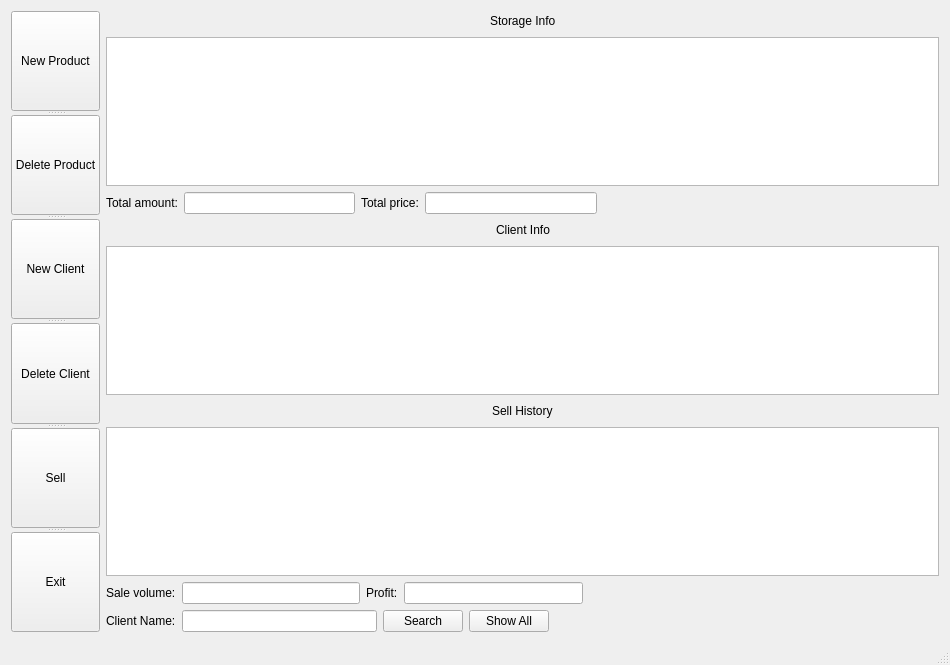
eveningwyn/SQL-Server-DataBase, file warehousemanager.ui: the form before one commit.
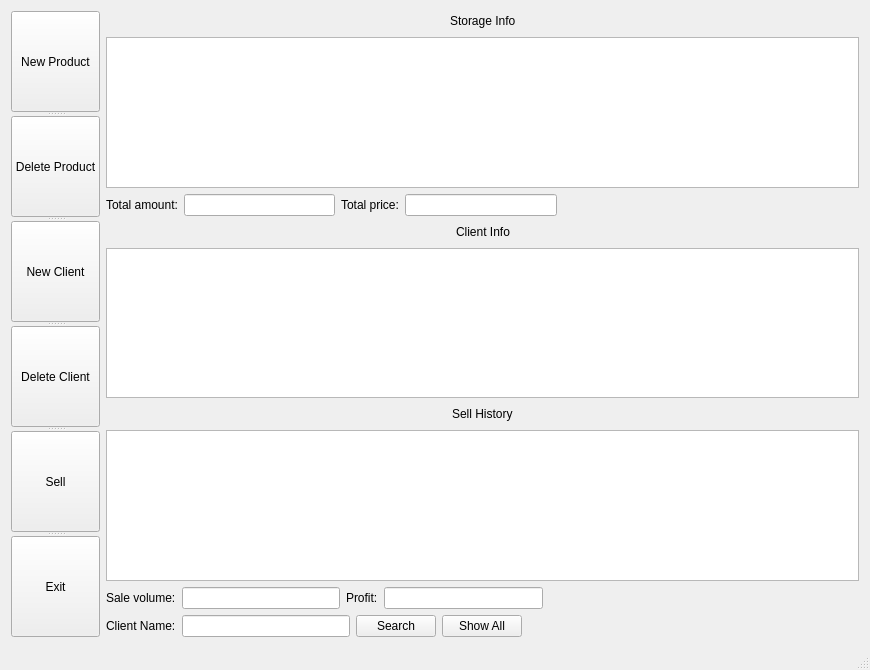
The form after the commit.

What changed in the file:
```diff
--- a/warehousemanager.ui
+++ b/warehousemanager.ui
@@ -6,8 +6,8 @@
    <rect>
     <x>0</x>
     <y>0</y>
-    <width>950</width>
-    <height>665</height>
+    <width>870</width>
+    <height>670</height>
    </rect>
   </property>
   <property name="windowTitle">
```
Left out of the diff: 2 changed lines with no effect on the pictures.
